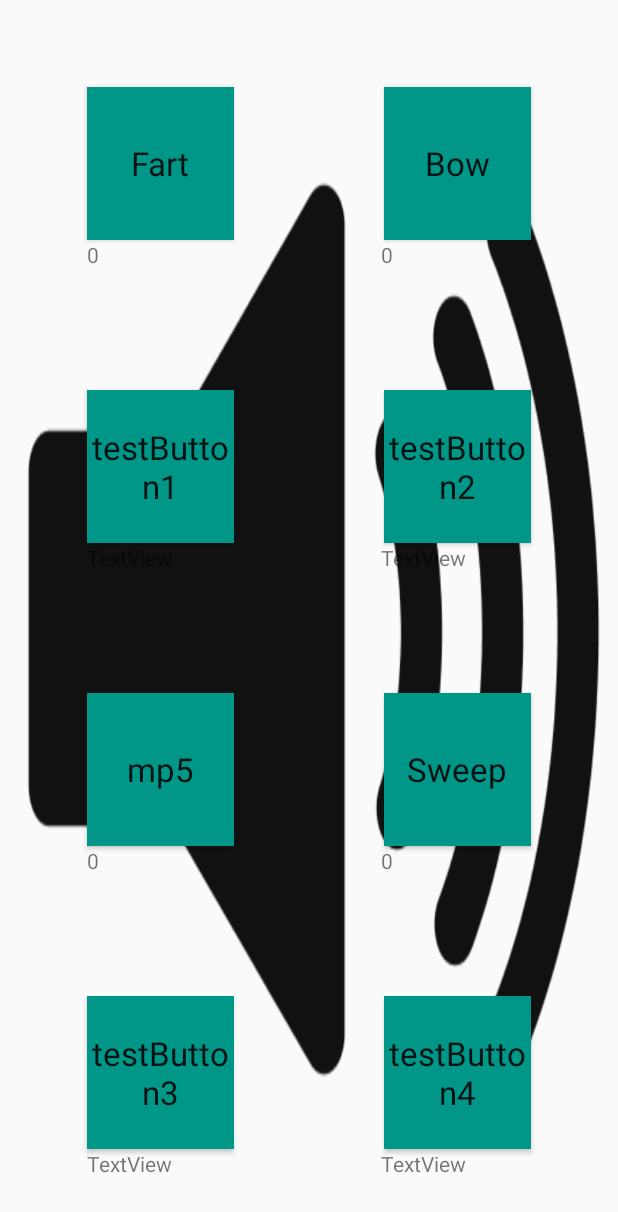
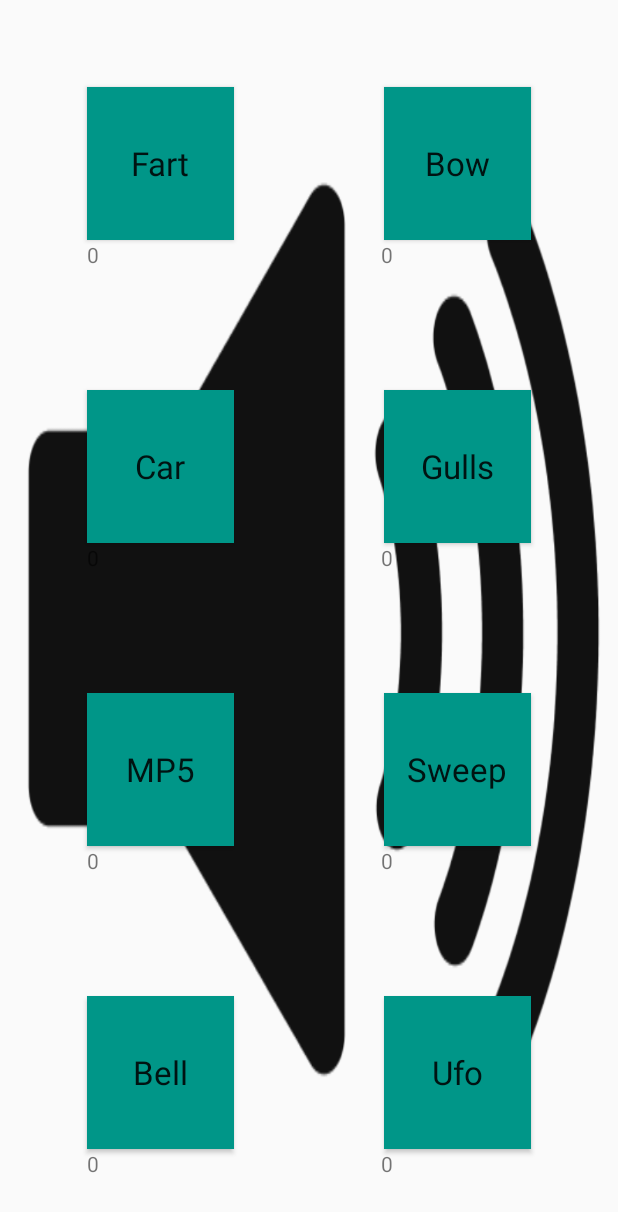
Before and after one commit to anlas17/apProjectSB, an Android app: the screen it shows after launch (MainActivity), on a phone screen of 412 x 824 dp. Shown: the top 1212 px of the screen. Run offline under Robolectric (Android 15) with nearby library versions, the phone set to English and light mode, and no system bars; our stand-ins replace Room's generated code.

Commit message:
buttons added

```diff
--- a/Soundboard/app/src/main/java/com/example/soundboard/SoundDao.java
+++ b/Soundboard/app/src/main/java/com/example/soundboard/SoundDao.java
@@ -1,6 +1,6 @@
 package com.example.soundboard;
 
-import android.arch.lifecycle.LiveData;
+
 import android.arch.persistence.room.Dao;
 import android.arch.persistence.room.Delete;
 import android.arch.persistence.room.Insert;
--- a/Soundboard/app/src/main/java/com/example/soundboard/SoundRepository.java
+++ b/Soundboard/app/src/main/java/com/example/soundboard/SoundRepository.java
@@ -20,18 +20,21 @@ public class SoundRepository {
         sound.setAmount(amount);
         sInstance.soundDao().insertSound(sound);
     }
+
     public void updateSound(String name, Integer amount){
         Sound sound = new Sound("", 0);
         sound.setName(name);
         sound.setAmount(amount);
         sInstance.soundDao().updateSound(sound);
     }
+
     public void deleteSound(String name){
         Sound sound = new Sound("", 0);
         sound.setName(name);
         sound.setAmount(0);
         sInstance.soundDao().deleteSound(sound);
     }
+
     public Sound getSound(String name){
         return sInstance.soundDao().loadSoundByName(name);
     }
--- a/Soundboard/app/src/main/res/layout/activity_main.xml
+++ b/Soundboard/app/src/main/res/layout/activity_main.xml
@@ -19,8 +19,10 @@
         android:layout_marginRight="8dp"
         app:layout_constraintBottom_toTopOf="@+id/guideline9"
         app:layout_constraintEnd_toEndOf="parent"
+        app:layout_constraintHorizontal_bias="1.0"
         app:layout_constraintStart_toStartOf="parent"
         app:layout_constraintTop_toTopOf="parent"
+        app:layout_constraintVertical_bias="0.0"
         tools:layout="@layout/top_section_fragment" />
 
     <fragment
--- a/Soundboard/app/src/main/res/layout/bottom_section_fragment.xml
+++ b/Soundboard/app/src/main/res/layout/bottom_section_fragment.xml
@@ -20,7 +20,7 @@
         android:layout_marginBottom="50dp"
         android:background="#009688"
         android:onClick="mp5"
-        android:text="mp5"
+        android:text="MP5"
         android:textAppearance="@style/TextAppearance.AppCompat.Large"
         app:layout_constraintBottom_toTopOf="@+id/guideline7"
         app:layout_constraintEnd_toStartOf="@+id/guideline5"
@@ -49,7 +49,6 @@
         app:layout_constraintStart_toStartOf="@+id/guideline5"
         app:layout_constraintTop_toTopOf="parent" />
 
-    //Mangler on click, android:onClick="testButton3"
 
     <Button
         android:id="@+id/testButton3"
@@ -65,7 +64,8 @@
         android:layout_marginRight="50dp"
         android:layout_marginBottom="50dp"
         android:background="#009688"
-        android:text="testButton3"
+        android:onClick="bell"
+        android:text="Bell"
         android:textAppearance="@style/TextAppearance.AppCompat.Large"
         app:layout_constraintBottom_toBottomOf="parent"
         app:layout_constraintEnd_toStartOf="@+id/guideline5"
@@ -73,7 +73,6 @@
         app:layout_constraintStart_toStartOf="parent"
         app:layout_constraintTop_toTopOf="@+id/guideline7" />
 
-    //Mangler on click, android:onClick="testButton4"
 
     <Button
         android:id="@+id/testButton4"
@@ -89,7 +88,8 @@
         android:layout_marginRight="50dp"
         android:layout_marginBottom="50dp"
         android:background="#009688"
-        android:text="testButton4"
+        android:onClick="ufo"
+        android:text="Ufo"
         android:textAppearance="@style/TextAppearance.AppCompat.Large"
         app:layout_constraintBottom_toBottomOf="parent"
         app:layout_constraintEnd_toEndOf="parent"
@@ -125,7 +125,7 @@
         app:layout_constraintTop_toBottomOf="@+id/button4" />
 
     <TextView
-        android:id="@+id/texttestbutton3"
+        android:id="@+id/textbell"
         android:layout_width="100dp"
         android:layout_height="30dp"
         android:layout_below="@+id/testButton3"
@@ -138,7 +138,7 @@
         app:layout_constraintTop_toBottomOf="@+id/testButton3" />
 
     <TextView
-        android:id="@+id/texttestbutton4"
+        android:id="@+id/textufo"
         android:layout_width="100dp"
         android:layout_height="30dp"
         android:layout_below="@+id/testButton4"
--- a/Soundboard/app/src/main/res/layout/top_section_fragment.xml
+++ b/Soundboard/app/src/main/res/layout/top_section_fragment.xml
@@ -51,7 +51,6 @@
         app:layout_constraintTop_toTopOf="parent" />
 
 
-    // Mangler on click, android:onClick="testButton1"
 
     <Button
         android:id="@+id/testButton1"
@@ -67,7 +66,8 @@
         android:layout_marginRight="50dp"
         android:layout_marginBottom="50dp"
         android:background="#009688"
-        android:text="testButton1"
+        android:onClick="car"
+        android:text="Car"
         android:textAppearance="@style/TextAppearance.AppCompat.Large"
         app:layout_constraintBottom_toBottomOf="parent"
         app:layout_constraintEnd_toStartOf="@+id/guideline"
@@ -75,7 +75,6 @@
         app:layout_constraintStart_toStartOf="parent"
         app:layout_constraintTop_toTopOf="@+id/guideline3" />
 
-    // Mangler on click, android:onClick="testButton2"
 
     <Button
         android:id="@+id/testButton2"
@@ -91,7 +90,8 @@
         android:layout_marginRight="50dp"
         android:layout_marginBottom="50dp"
         android:background="#009688"
-        android:text="testButton2"
+        android:onClick="gulls"
+        android:text="Gulls"
         android:textAppearance="@style/TextAppearance.AppCompat.Large"
         app:layout_constraintBottom_toBottomOf="parent"
         app:layout_constraintEnd_toEndOf="parent"
@@ -126,7 +126,7 @@
         app:layout_constraintTop_toBottomOf="@+id/button2" />
 
     <TextView
-        android:id="@+id/texttestbutton1"
+        android:id="@+id/textcar"
         android:layout_width="100dp"
         android:layout_height="30dp"
         android:layout_below="@+id/testButton1"
@@ -139,7 +139,7 @@
         app:layout_constraintTop_toBottomOf="@+id/testButton1" />
 
     <TextView
-        android:id="@+id/texttestbutton2"
+        android:id="@+id/textgulls"
         android:layout_width="100dp"
         android:layout_height="30dp"
         android:layout_below="@+id/testButton2"
```
Also changed, not shown: Soundboard/app/src/main/java/com/example/soundboard/MainActivity.java (+100 -0 lines), 4 other files.
